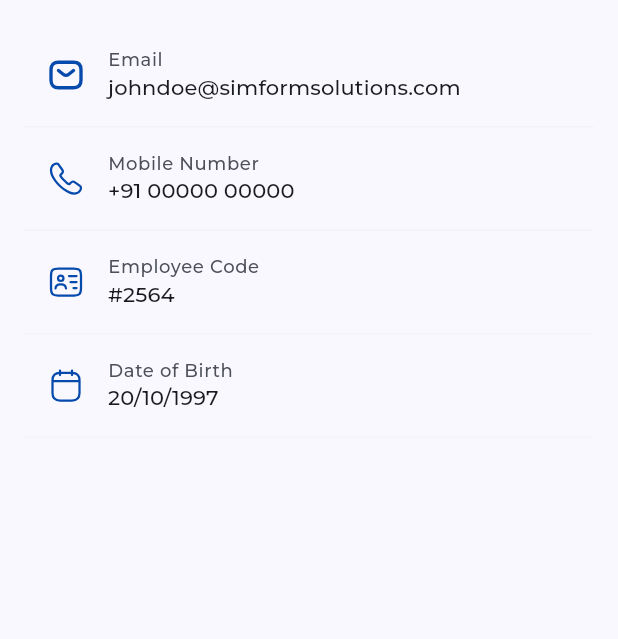
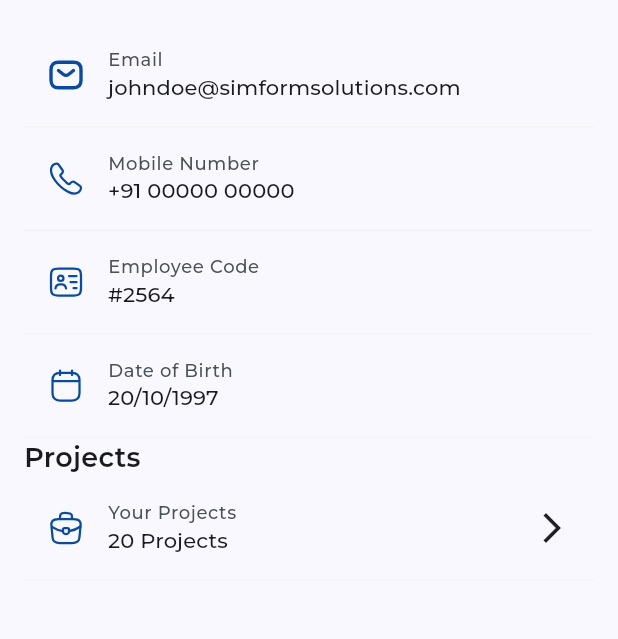
Before and after one commit to jigar-s-simform/fusion_works, a Flutter app: the ProfileScreen screen opened by its route, on a phone screen of 412 x 824 dp, the part 192-831 px from its top. Run offline on Flutter 3.47's test engine with Material 3 defaults, Android fonts, the phone set to English and light mode, and no system bars; drawn by our look-alikes of skeletonizer; our stand-ins replace bot_toast, connectivity_plus, device_preview, dio, dropdown_button2, flutter_mobx and 7 more; missing offline and left inert: flutter_neat_and_clean_calendar; accounts and stored records are empty; generated files the repository leaves out were written again; network calls fail; project files that could hold a hidden picture were left out.

Commit message:
:sparkles: Add Project list screen and project details bottom sheet

```diff
--- a/lib/modules/profileScreen/profile_screen.dart
+++ b/lib/modules/profileScreen/profile_screen.dart
@@ -1,6 +1,7 @@
 import 'package:flutter/material.dart';
 import 'package:flutter_svg/flutter_svg.dart';
 import 'package:fusion_works/modules/profileScreen/profile_screen_store.dart';
+import 'package:fusion_works/utils/extensions.dart';
 import 'package:fusion_works/values/app_colors.dart';
 import 'package:fusion_works/values/strings.dart';
 import 'package:provider/provider.dart';
@@ -36,7 +37,7 @@ class ProfileScreen extends StatelessWidget {
                     height: 56,
                     width: 56,
                   ),
-                  SizedBox(width: 16),
+                  const SizedBox(width: 16),
                   Column(
                     crossAxisAlignment: CrossAxisAlignment.start,
                     children: [
@@ -79,6 +80,23 @@ class ProfileScreen extends StatelessWidget {
               title: AppStrings.dateOfBirth,
               subtitle: '20/10/1997',
             ),
+            const Align(
+              alignment: Alignment.centerLeft,
+              child: Text(
+                'Projects',
+                style: TextStyle(
+                  fontSize: 18,
+                  fontWeight: FontWeight.w600,
+                ),
+              ),
+            ),
+            ProfileListViewTile(
+              svgImagePath: AssetsString.briefcase,
+              title: 'Your Projects',
+              subtitle: '20 Projects',
+              trailingIcon: Icons.arrow_forward_ios,
+              onTap: () => context.pushNamed<void>(AppRoutes.projectList),
+            ),
           ],
         ),
       ),
--- a/lib/routes.dart
+++ b/lib/routes.dart
@@ -1,6 +1,7 @@
 import 'package:flutter/material.dart';
 import 'package:fusion_works/modules/chat/chat_store.dart';
 import 'package:fusion_works/modules/feed_screen/add_status_screen.dart';
+import 'package:fusion_works/modules/profileScreen/project_list_screen.dart';
 import 'package:fusion_works/modules/skills_screen/add_skills_screen.dart';
 import 'package:fusion_works/modules/skills_screen/skills_store.dart';
 import 'package:fusion_works/utils/extensions.dart';
@@ -69,6 +70,12 @@ class Routes {
         return getRoute(
           widget: const AddStatusScreen(),
         );
+      case AppRoutes.projectList:
+        return getRoute(
+          widget: const ProjectListScreen().withProvider(
+            ProfileScreenStore(),
+          ),
+        );
 
       /// An invalid route. User shouldn't see this, it's for debugging purpose
       /// only.
--- a/lib/utils/common_widgets/profile_list_view_tile.dart
+++ b/lib/utils/common_widgets/profile_list_view_tile.dart
@@ -9,11 +9,15 @@ class ProfileListViewTile extends StatelessWidget {
     required this.svgImagePath,
     required this.title,
     required this.subtitle,
+    this.onTap,
+    this.trailingIcon,
   });
 
   final String svgImagePath;
   final String title;
   final String subtitle;
+  final VoidCallback? onTap;
+  final IconData? trailingIcon;
 
   @override
   Widget build(BuildContext context) {
@@ -21,7 +25,9 @@ class ProfileListViewTile extends StatelessWidget {
 
     return Column(
       children: [
-        Padding(
+        InkWell(
+          onTap: onTap ?? () {},
+          child: Padding(
             padding: const EdgeInsets.all(16),
             child: Row(
               children: [
@@ -35,7 +41,8 @@ class ProfileListViewTile extends StatelessWidget {
                   ),
                 ),
                 const SizedBox(width: 16),
-              Column(
+                Expanded(
+                  child: Column(
                     crossAxisAlignment: CrossAxisAlignment.start,
                     mainAxisSize: MainAxisSize.min,
                     children: [
@@ -50,7 +57,10 @@ class ProfileListViewTile extends StatelessWidget {
                       ),
                     ],
                   ),
+                ),
+                Icon(trailingIcon)
               ],
+            ),
           ),
         ),
         const Divider(
--- a/lib/values/strings.dart
+++ b/lib/values/strings.dart
@@ -10,6 +10,7 @@ class AppRoutes {
   static const String register = '/registerScreen';
   static const String events = '/events';
   static const String addStatus = '/addStatus';
+  static const String projectList = '/projectList';
 }
 
 class ApiErrorStrings {
@@ -89,4 +90,6 @@ class AssetsString {
   static const String callIcon = 'assets/icons/ic_call.svg';
   static const String employeeCardIcon = 'assets/icons/ic_employee_card.svg';
   static const String logoutIcon = 'assets/icons/ic_logout.svg';
+  static const String briefcase = 'assets/icons/briefcase.svg';
+  static const String clock = 'assets/icons/clock.svg';
 }
```
Also changed, not shown: lib/modules/event_screen/calender_view.dart (+9 -0 lines), lib/modules/profileScreen/project_details_sheet.dart (added, +228 -0 lines), lib/modules/profileScreen/project_list_screen.dart (added, +22 -0 lines), lib/modules/profileScreen/project_tile.dart (added, +51 -0 lines), assets/icons/briefcase.svg (added), assets/icons/clock.svg (added). Lines whose indentation alone changed are shown as unchanged.
